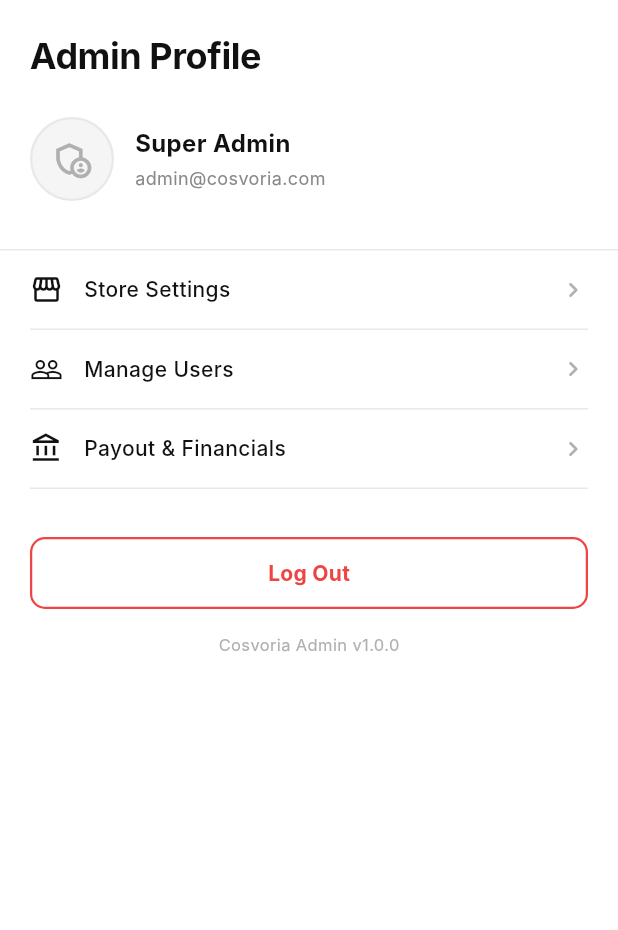
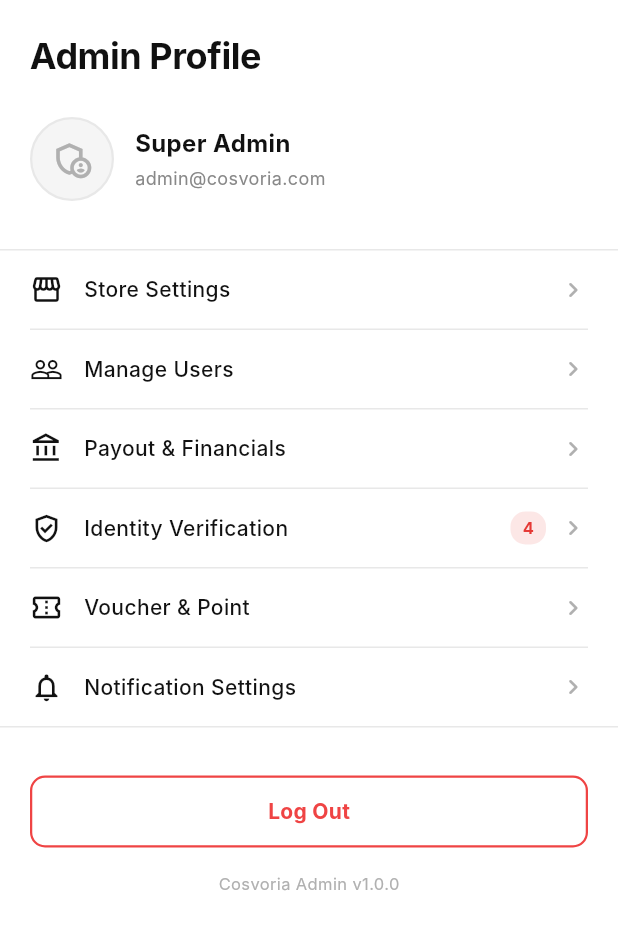
Before and after one commit to Nathan-Dev06/project_mopro, a Flutter app: the AdminProfilePage screen opened directly, on a phone screen of 412 x 824 dp. Shown: the top 930 px of the screen. Run offline on Flutter 3.47's test engine with Material 3 defaults, Android fonts, the phone set to English and light mode, and no system bars; our stand-ins replace cloud_firestore, firebase_auth, firebase_core, table_calendar; accounts and stored records are empty; Roboto replaces fonts that are missing (Inter).

Commit message:
refactor: pembaruan layout Admin Profile dengan penambahan 3 menu baru sesuai mockup

```diff
--- a/lib/admin_profile.dart
+++ b/lib/admin_profile.dart
@@ -17,6 +17,7 @@ class _AdminProfilePageState extends State<AdminProfilePage> {
   static const Color _grey500 = Color(0xFF888888);
   static const Color _grey400 = Color(0xFFB0B0B0);
   static const Color _grey200 = Color(0xFFE8E8E8);
+  static const Color _redBadge = Color(0xFFE53935); // Warna lencana merah notifikasi
 
   Future<void> _logout() async {
     await FirebaseAuth.instance.signOut();
@@ -35,12 +36,13 @@ class _AdminProfilePageState extends State<AdminProfilePage> {
       backgroundColor: _bg,
       body: SafeArea(
         child: SingleChildScrollView(
+          physics: const BouncingScrollPhysics(),
           child: Column(
             crossAxisAlignment: CrossAxisAlignment.start,
             children: [
               const SizedBox(height: 20),
-              Padding(
-                padding: const EdgeInsets.symmetric(horizontal: 20),
+              const Padding(
+                padding: EdgeInsets.symmetric(horizontal: 20),
                 child: Text(
                   "Admin Profile",
                   style: TextStyle(
@@ -101,16 +103,29 @@ class _AdminProfilePageState extends State<AdminProfilePage> {
                 ),
               ),
               const SizedBox(height: 32),
-              Divider(color: _grey200, height: 1, thickness: 1),
+              const Divider(color: _grey200, height: 1, thickness: 1),
 
+              // ── Deretan Menu yang Sudah Ditambahkan Fitur Lencana Notifikasi ──
               _MenuTile(icon: Icons.storefront_outlined, title: "Store Settings", onTap: () {}),
-              Divider(color: _grey200, height: 1, thickness: 1, indent: 20, endIndent: 20),
+              const Divider(color: _grey200, height: 1, thickness: 1, indent: 20, endIndent: 20),
 
               _MenuTile(icon: Icons.people_outline, title: "Manage Users", onTap: () {}),
-              Divider(color: _grey200, height: 1, thickness: 1, indent: 20, endIndent: 20),
+              const Divider(color: _grey200, height: 1, thickness: 1, indent: 20, endIndent: 20),
 
               _MenuTile(icon: Icons.account_balance_outlined, title: "Payout & Financials", onTap: () {}),
-              Divider(color: _grey200, height: 1, thickness: 1, indent: 20, endIndent: 20),
+              const Divider(color: _grey200, height: 1, thickness: 1, indent: 20, endIndent: 20),
+
+              // MENU BARU 1: Identity Verification dengan angka penanda 4 merah
+              _MenuTile(icon: Icons.gpp_good_outlined, title: "Identity Verification", badgeCount: "4", onTap: () {}),
+              const Divider(color: _grey200, height: 1, thickness: 1, indent: 20, endIndent: 20),
+
+              // MENU BARU 2: Voucher & Point
+              _MenuTile(icon: Icons.confirmation_number_outlined, title: "Voucher & Point", onTap: () {}),
+              const Divider(color: _grey200, height: 1, thickness: 1, indent: 20, endIndent: 20),
+
+              // MENU BARU 3: Notification Settings
+              _MenuTile(icon: Icons.notifications_none_outlined, title: "Notification Settings", onTap: () {}),
+              const Divider(color: _grey200, height: 1, thickness: 1),
 
               const SizedBox(height: 32),
               Padding(
@@ -150,6 +165,7 @@ class _AdminProfilePageState extends State<AdminProfilePage> {
                   ),
                 ),
               ),
+              const SizedBox(height: 30),
             ],
           ),
         ),
@@ -158,14 +174,17 @@ class _AdminProfilePageState extends State<AdminProfilePage> {
   }
 }
 
+// ── Widget Kustom Menu Tile yang Sudah Ditambahkan Fitur Lencana Bulat ──
 class _MenuTile extends StatelessWidget {
   final IconData icon;
   final String title;
+  final String? badgeCount; // Ditambahkan parameter opsional untuk penanda angka
   final VoidCallback onTap;
 
   const _MenuTile({
     required this.icon,
     required this.title,
+    this.badgeCount, // Default-nya null kalau tidak diisi
     required this.onTap,
   });
 
@@ -190,6 +209,26 @@ class _MenuTile extends StatelessWidget {
                 ),
               ),
             ),
+            // Jika badgeCount diisi, maka kotak merah notifikasi akan muncul di sini
+            if (badgeCount != null) ...[
+              Container(
+                padding: const EdgeInsets.symmetric(horizontal: 8, vertical: 3),
+                decoration: BoxDecoration(
+                  color: const Color(0xFFE53935).withOpacity(0.12), // Merah transparan lembut
+                  borderRadius: BorderRadius.circular(10),
+                ),
+                child: Text(
+                  badgeCount!,
+                  style: const TextStyle(
+                    color: Color(0xFFE53935),
+                    fontSize: 11,
+                    fontWeight: FontWeight.bold,
+                    fontFamily: 'Inter',
+                  ),
+                ),
+              ),
+              const SizedBox(width: 8),
+            ],
             const Icon(
               Icons.chevron_right_rounded,
               color: Color(0xFFB0B0B0),
```
Also changed, not shown: pubspec.lock.
